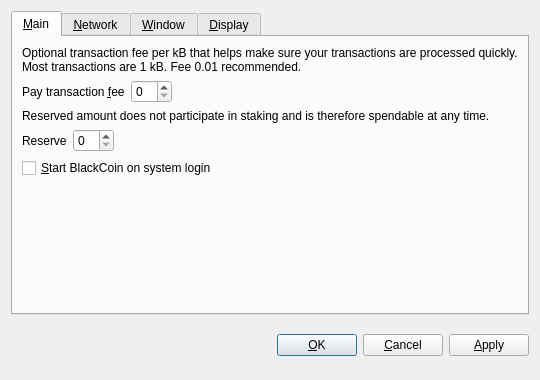
okcashpro/okcash, file src/qt/forms/optionsdialog.ui: the form before one commit.
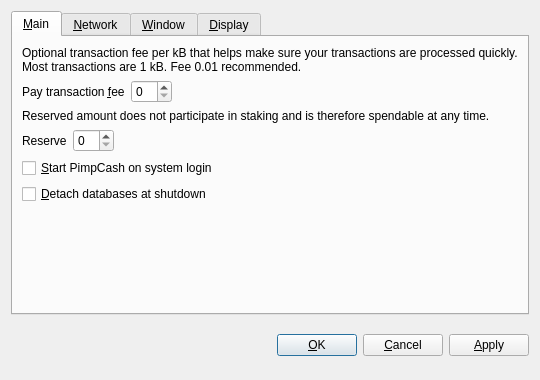
The form after the commit. Custom widgets are drawn as their Qt base class.

Diff of the .ui file:
```diff
--- a/src/qt/forms/optionsdialog.ui
+++ b/src/qt/forms/optionsdialog.ui
@@ -128,7 +128,17 @@
           <string>Automatically start BlackCoin after logging in to the system.</string>
          </property>
          <property name="text">
-          <string>&amp;Start BlackCoin on system login</string>
+          <string>&amp;Start PimpCash on system login</string>
+         </property>
+        </widget>
+       </item>
+       <item>
+        <widget class="QCheckBox" name="detachDatabases">
+         <property name="toolTip">
+          <string>Detach block and address databases at shutdown. This means they can be moved to another data directory, but it slows down shutdown. The wallet is always detached.</string>
+         </property>
+         <property name="text">
+          <string>&amp;Detach databases at shutdown</string>
          </property>
         </widget>
        </item>
```
Left out of the diff: 10 changed lines with no effect on the pictures.
